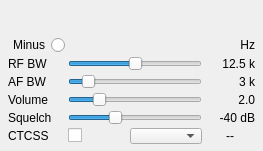
Before: the Qt Designer form plugins/channel/nfm/nfmdemodgui.ui in f4exb/sdrangel, drawn with Qt 5.
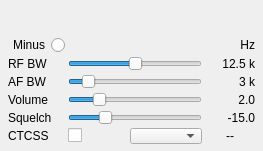
After: the same form once the commit is applied. Custom widgets are drawn as their Qt base class.

Commit message: NFM demod: squelch slider with 0.1 dB precision

Diff of the .ui file:
```diff
--- a/plugins/channel/nfm/nfmdemodgui.ui
+++ b/plugins/channel/nfm/nfmdemodgui.ui
@@ -131,7 +131,7 @@
     <item row="4" column="4">
      <widget class="QSlider" name="squelch">
       <property name="minimum">
-       <number>-30</number>
+       <number>-200</number>
       </property>
       <property name="maximum">
        <number>0</number>
@@ -140,7 +140,7 @@
        <number>1</number>
       </property>
       <property name="value">
-       <number>-20</number>
+       <number>-150</number>
       </property>
       <property name="orientation">
        <enum>Qt::Horizontal</enum>
@@ -214,7 +214,7 @@
        </size>
       </property>
       <property name="text">
-       <string>-40 dB</string>
+       <string>-15.0</string>
       </property>
       <property name="alignment">
        <set>Qt::AlignRight|Qt::AlignTrailing|Qt::AlignVCenter</set>
```
Left out of the diff: 3 changed lines with no effect on the pictures. The commit also changes 2 other files.
